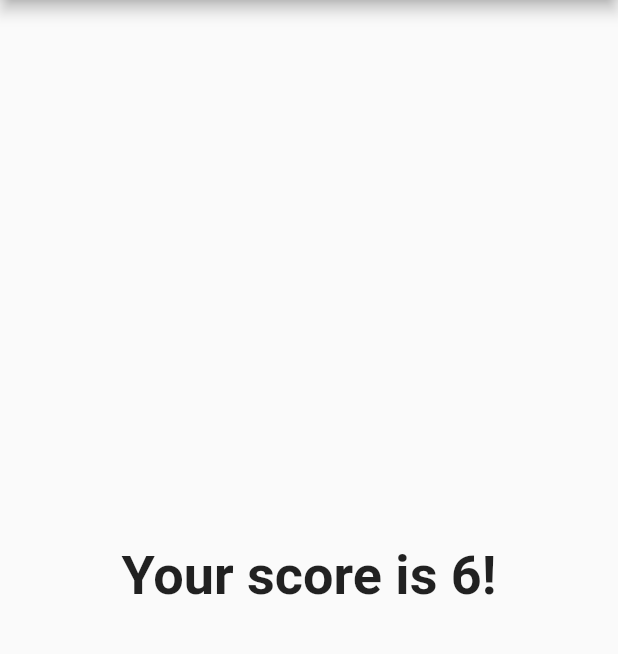
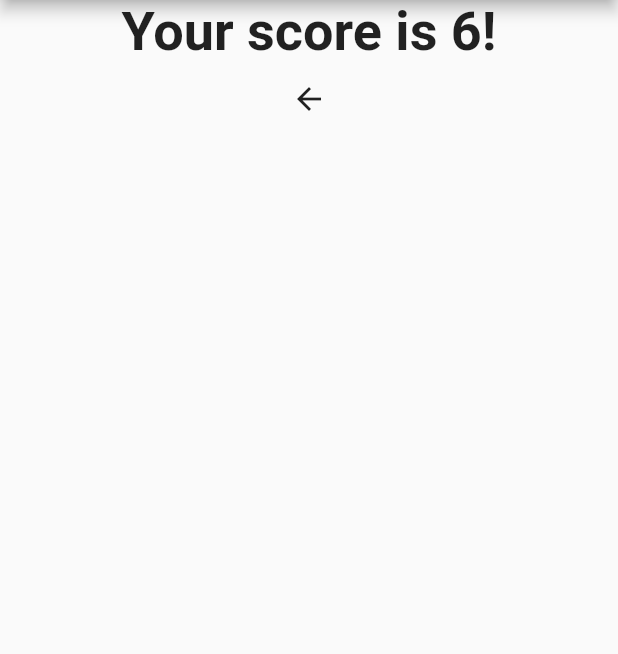
Before and after one commit to Cutter72/flutter-01, a Flutter app: the screen it shows after launch, after a tap on "red", after a tap on "dolphin", after a tap on "carrot", on a phone screen of 412 x 824 dp, the part 84-738 px from its top. Run offline on Flutter 3.47's test engine with Material 2 defaults, Android fonts, the phone set to English and light mode, and no system bars.

Commit message:
Day 3 Reset button added

```diff
--- a/lib/answer.dart
+++ b/lib/answer.dart
@@ -12,7 +12,8 @@ class Answer extends StatelessWidget {
         width: double.infinity,
         child: ElevatedButton(
           style: ButtonStyle(
-            backgroundColor: MaterialStateColor.resolveWith((states) => Colors.black),
+            backgroundColor: MaterialStateColor.resolveWith((states) => Colors.black87),
+            foregroundColor: MaterialStateProperty.all(Colors.white70),
           ),
           onPressed: _onPressed,
           child: Text(_text),
--- a/lib/main.dart
+++ b/lib/main.dart
@@ -57,6 +57,13 @@ class _MyAppState extends State<MyApp> {
       _qIndex++;
   }
 
+  void _reset() {
+      setState(() {
+        _totalScore = 0;
+        _qIndex = 0;
+      });
+  }
+
   @override
   Widget build(BuildContext context) {
     return MaterialApp(
@@ -64,7 +71,7 @@ class _MyAppState extends State<MyApp> {
       appBar: AppBar(
         title: Text("Title"),
       ),
-      body: _qIndex < _questions.length ? Quiz(_questions, _qIndex, _onClick) : Result(_totalScore),
+      body: _qIndex < _questions.length ? Quiz(_questions, _qIndex, _onClick) : Result(_totalScore, _reset),
     ));
   }
 }
--- a/lib/result.dart
+++ b/lib/result.dart
@@ -3,12 +3,16 @@ import 'package:flutter/material.dart';
 class Result extends StatelessWidget {
   final int _totalScore;
 
-  Result(this._totalScore);
+  final VoidCallback _reset;
+
+  Result(this._totalScore, this._reset);
 
   @override
   Widget build(BuildContext context) {
     return Center(
-      child: Text(
+      child: Column(
+        children: [
+          Text(
             "Your score is $_totalScore!",
             style: TextStyle(
               fontSize: 36,
@@ -16,6 +20,11 @@ class Result extends StatelessWidget {
             ),
             textAlign: TextAlign.center,
           ),
+          BackButton(
+            onPressed: _reset,
+          ),
+        ],
+      ),
     );
   }
 }
```
Lines whose indentation alone changed are shown as unchanged.
